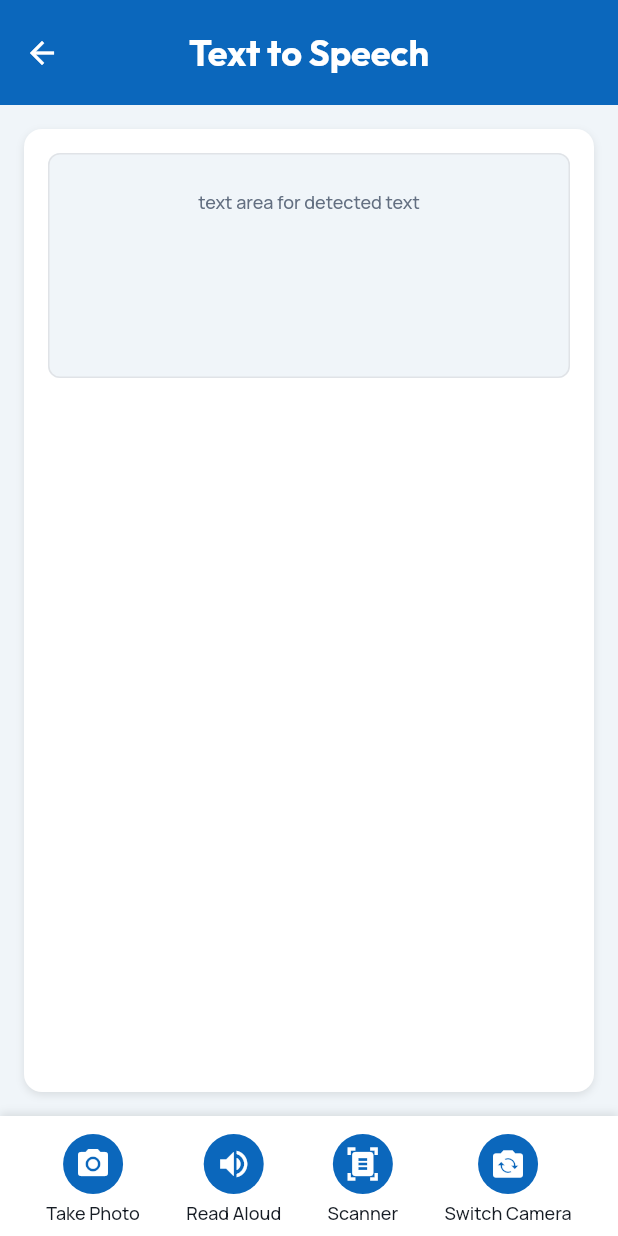
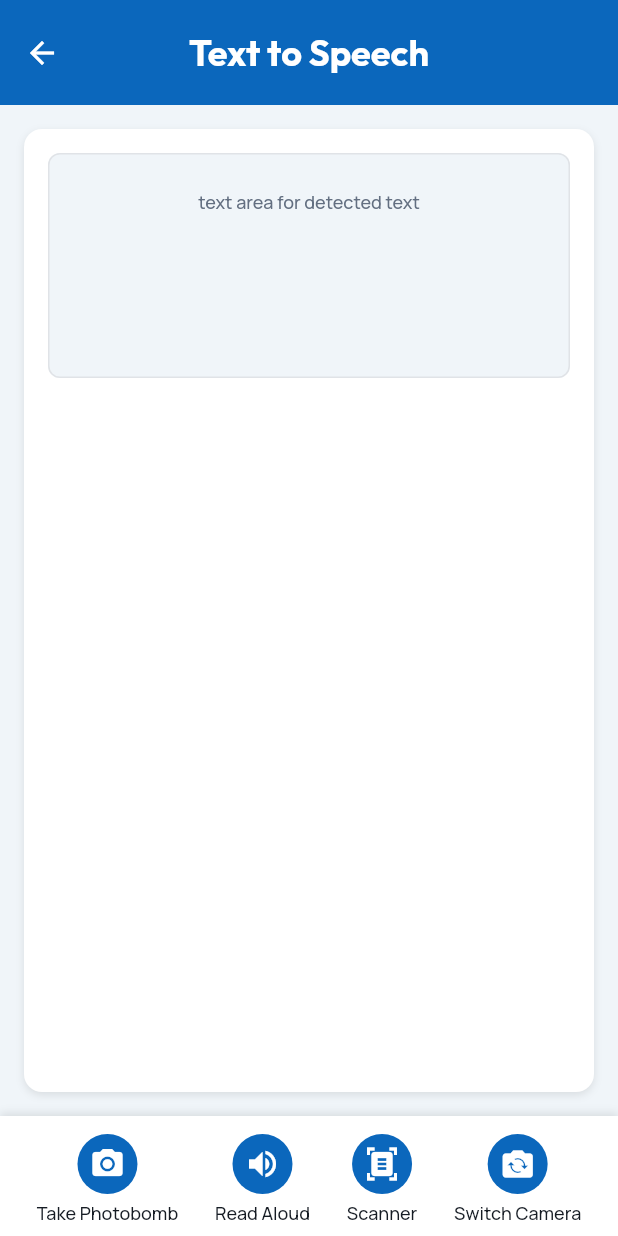
Before and after one commit to VisioGroup3/visio_project, a Flutter app: the TexttospeechWidget screen opened by its route, on a phone screen of 412 x 824 dp. Run offline on Flutter 3.47's test engine with Material 3 defaults, Android fonts, the phone set to English and light mode, and no system bars; our stand-ins replace auto_size_text, cached_network_image, cloud_firestore, dropdown_button2, equatable, firebase_auth and 14 more; missing offline and left inert: json_path, mime_type; accounts and stored records are empty; network calls fail.

Commit message:
Added improvements to Text-to-Speech feature

```diff
--- a/lib/texttospeech/texttospeech_widget.dart
+++ b/lib/texttospeech/texttospeech_widget.dart
@@ -225,7 +225,7 @@ class _TexttospeechWidgetState extends State<TexttospeechWidget> {
                             padding: EdgeInsetsDirectional.fromSTEB(
                                 0.0, 4.0, 0.0, 0.0),
                             child: Text(
-                              'Take Photo',
+                              'Take Photobomb',
                               style: FlutterFlowTheme.of(context)
                                   .bodySmall
                                   .override(
```
